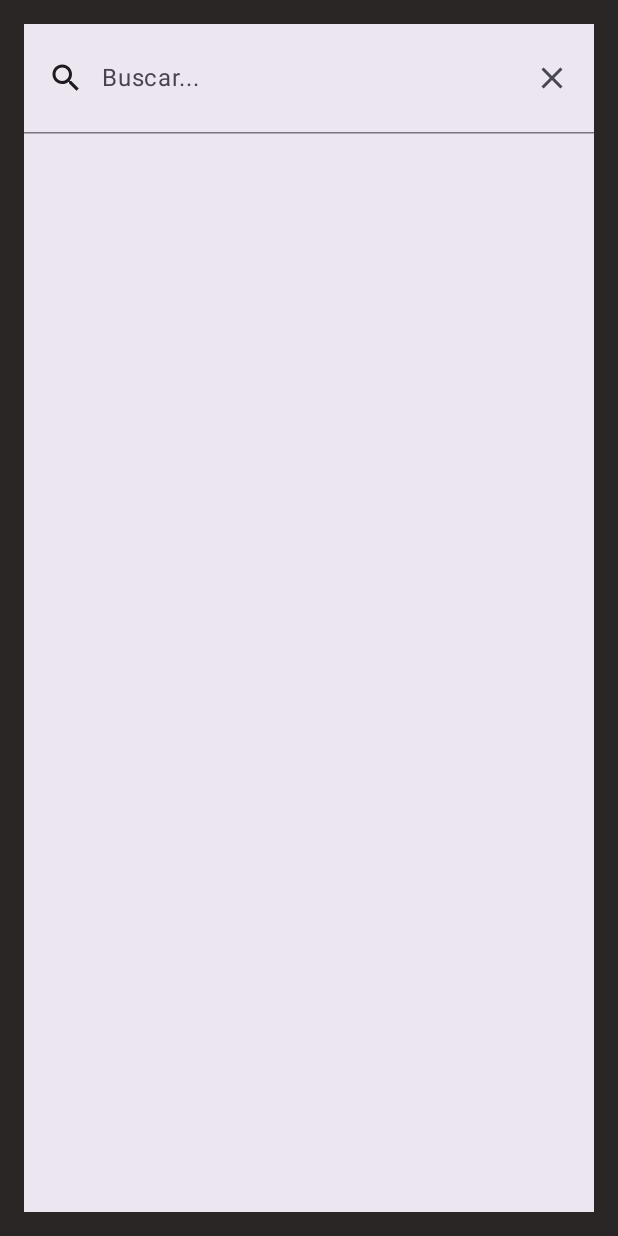
After one commit to cTapiaDev/clases_kotlin, an Android app built with Jetpack Compose: the SearchGameView screen opened through its navigation route, on a phone screen of 412 x 824 dp. The commit adds this screen. Run offline under Robolectric (Android 15) with nearby library versions, the phone set to English and light mode, and no system bars; our stand-ins replace Dagger/Hilt's generated code, paging; network calls fail; pictures from the network do not load; 1 statement that could not run was skipped.

Commit message:
buscador y paginacion

```diff
--- a/AppApi/app/src/main/java/cl/clases/appapi/data/ApiGames.kt
+++ b/AppApi/app/src/main/java/cl/clases/appapi/data/ApiGames.kt
@@ -7,6 +7,7 @@ import cl.clases.appapi.util.Constants.Companion.ENDPOINT
 import retrofit2.Response
 import retrofit2.http.GET
 import retrofit2.http.Path
+import retrofit2.http.Query
 
 interface ApiGames {
 
@@ -15,4 +16,10 @@ interface ApiGames {
 
     @GET("$ENDPOINT/{id}$API_KEY")
     suspend fun getGameById(@Path(value = "id") id: Int): Response<SingleGameModel>
+
+    @GET("$ENDPOINT/{name}$API_KEY")
+    suspend fun getGameById(@Path(value = "name") id: String): Response<SingleGameModel>
+
+    @GET(ENDPOINT + API_KEY)
+    suspend fun getGamesPaging(@Query("page") page: Int, @Query("page_size") pageSize: Int): GamesModel
 }
--- /dev/null
+++ b/AppApi/app/src/main/java/cl/clases/appapi/data/GamesDataSource.kt
@@ -0,0 +1,30 @@
+package cl.clases.appapi.data
+
+import androidx.paging.PagingSource
+import androidx.paging.PagingState
+import cl.clases.appapi.model.GameList
+import cl.clases.appapi.repository.GamesRepository
+
+class GamesDataSource(private val repository: GamesRepository): PagingSource<Int, GameList>() {
+    override fun getRefreshKey(state: PagingState<Int, GameList>): Int? {
+        return state.anchorPosition?.let { anchorPosition ->
+            val anchorPage = state.closestPageToPosition(anchorPosition)
+            anchorPage?.prevKey?.plus(1) ?: anchorPage?.nextKey?.minus(1)
+        }
+    }
+
+    override suspend fun load(params: LoadParams<Int>): LoadResult<Int, GameList> {
+        return try {
+            val nextPageNumber = params.key ?: 1
+            val response = repository.getGamesPaging(nextPageNumber, 3)
+            LoadResult.Page(
+                data = response.results,
+                prevKey = null,
+                nextKey = if (response.results.isNotEmpty()) nextPageNumber + 1 else null
+            )
+        } catch (e:Exception) {
+            LoadResult.Error(e)
+        }
+    }
+
+}
--- a/AppApi/app/src/main/java/cl/clases/appapi/navigation/NavManager.kt
+++ b/AppApi/app/src/main/java/cl/clases/appapi/navigation/NavManager.kt
@@ -8,6 +8,7 @@ import androidx.navigation.compose.rememberNavController
 import androidx.navigation.navArgument
 import cl.clases.appapi.view.DetailView
 import cl.clases.appapi.view.HomeView
+import cl.clases.appapi.view.SearchGameView
 import cl.clases.appapi.viewModel.GamesViewModel
 
 @Composable
@@ -17,11 +18,16 @@ fun NavManager(viewModel: GamesViewModel) {
         composable("Home") {
             HomeView(viewModel, navController)
         }
-        composable("Detail/{id}", arguments = listOf(
-            navArgument("id") { type = NavType.IntType }
+        composable("Detail/{id}/?{name}", arguments = listOf(
+            navArgument("id") { type = NavType.IntType },
+            navArgument("name") { type = NavType.StringType }
         )) {
             val id = it.arguments?.getInt("id") ?: 0
-            DetailView(viewModel, navController, id)
+            val name = it.arguments?.getString("name") ?: ""
+            DetailView(viewModel, navController, id, name)
+        }
+        composable("SearchGameView") {
+            SearchGameView(viewModel, navController)
         }
     }
 }
--- a/AppApi/app/src/main/java/cl/clases/appapi/repository/GamesRepository.kt
+++ b/AppApi/app/src/main/java/cl/clases/appapi/repository/GamesRepository.kt
@@ -2,7 +2,9 @@ package cl.clases.appapi.repository
 
 import cl.clases.appapi.data.ApiGames
 import cl.clases.appapi.model.GameList
+import cl.clases.appapi.model.GamesModel
 import cl.clases.appapi.model.SingleGameModel
+import kotlinx.coroutines.delay
 import javax.inject.Inject
 
 class GamesRepository @Inject constructor(private val apiGames: ApiGames) {
@@ -23,5 +25,20 @@ class GamesRepository @Inject constructor(private val apiGames: ApiGames) {
         return null
     }
 
+    suspend fun getGameByName(name: String): SingleGameModel? {
+        val response = apiGames.getGameById(name)
+        if (response.isSuccessful) {
+            return response.body()
+        }
+        return null
+    }
+
+    suspend fun getGamesPaging(page: Int, pageSize: Int): GamesModel {
+
+        delay(3000L)
+
+        return apiGames.getGamesPaging(page, pageSize)
+    }
+
 
 }
--- a/AppApi/app/src/main/java/cl/clases/appapi/view/HomeView.kt
+++ b/AppApi/app/src/main/java/cl/clases/appapi/view/HomeView.kt
@@ -7,21 +7,32 @@ import androidx.compose.foundation.background
 import androidx.compose.foundation.layout.Arrangement
 import androidx.compose.foundation.layout.Column
 import androidx.compose.foundation.layout.PaddingValues
+import androidx.compose.foundation.layout.fillMaxWidth
 import androidx.compose.foundation.layout.padding
 import androidx.compose.foundation.lazy.LazyColumn
 import androidx.compose.foundation.lazy.items
+import androidx.compose.foundation.text.KeyboardActions
+import androidx.compose.foundation.text.KeyboardOptions
 import androidx.compose.material3.Scaffold
 import androidx.compose.material3.Text
+import androidx.compose.material3.TextField
 import androidx.compose.runtime.Composable
 import androidx.compose.runtime.collectAsState
 import androidx.compose.runtime.getValue
+import androidx.compose.runtime.mutableStateOf
+import androidx.compose.runtime.remember
+import androidx.compose.runtime.setValue
 import androidx.compose.ui.Alignment
 import androidx.compose.ui.Modifier
 import androidx.compose.ui.graphics.Color
 import androidx.compose.ui.text.font.FontWeight
+import androidx.compose.ui.text.input.ImeAction
 import androidx.compose.ui.unit.dp
 import androidx.navigation.NavController
+import androidx.paging.LoadState
+import androidx.paging.compose.collectAsLazyPagingItems
 import cl.clases.appapi.components.CardGame
+import cl.clases.appapi.components.Loader
 import cl.clases.appapi.components.MainTopBar
 import cl.clases.appapi.ui.theme.customBlack
 import cl.clases.appapi.viewModel.GamesViewModel
@@ -32,7 +43,7 @@ fun HomeView(viewModel: GamesViewModel, navController: NavController) {
     Scaffold(
         topBar = {
             MainTopBar(title = "API GAMES", onClickBackButton = {}) {
-
+                navController.navigate("SearchGameView")
             }
         }
     ) {
@@ -58,8 +69,8 @@ fun ContentHomeView(
     viewModel: GamesViewModel,
     navController: NavController
 ) {
-
-    val games by viewModel.games.collectAsState()
+    var search by remember { mutableStateOf("") }
+    val gamesPage = viewModel.gamesPage.collectAsLazyPagingItems()
 
     Column(
         modifier = Modifier
@@ -67,13 +78,36 @@ fun ContentHomeView(
         verticalArrangement = Arrangement.Center,
         horizontalAlignment = Alignment.CenterHorizontally
     ) {
+
+        TextField(
+            value = search,
+            onValueChange = { search = it },
+            label = { Text(text = "Buscar") },
+            keyboardOptions = KeyboardOptions.Default.copy (
+                imeAction = ImeAction.Done
+            ),
+            keyboardActions = KeyboardActions(
+                onDone = {
+                    val zero = 0
+                    navController.navigate("Detail/${zero}/?${search}")
+                }
+            ),
+            modifier = Modifier
+                .fillMaxWidth()
+                .padding(horizontal = 10.dp)
+        )
+
+
         LazyColumn(
             modifier = Modifier
                 .background(customBlack)
         ) {
-            items(games) { item ->
+            items(gamesPage.itemCount) { index ->
+                val item = gamesPage[index]
+
+                if (item != null) {
                     CardGame(item) {
-                    navController.navigate("Detail/${item.id}")
+                        navController.navigate("Detail/${item.id}/?${search}")
                     }
                     Text(
                         text = item.name,
@@ -84,5 +118,26 @@ fun ContentHomeView(
                     )
                 }
             }
+            when (gamesPage.loadState.append) {
+                is LoadState.NotLoading -> Unit
+                LoadState.Loading -> {
+                    item {
+                        Column(
+                            modifier = Modifier
+                                .fillParentMaxSize(),
+                            horizontalAlignment = Alignment.CenterHorizontally,
+                            verticalArrangement = Arrangement.Center
+                        ) {
+                            Loader()
                         }
                     }
+                }
+                is LoadState.Error -> {
+                    item {
+                        Text(text = "Error al cargar los datos")
+                    }
+                }
+            }
+        }
+    }
+}
--- /dev/null
+++ b/AppApi/app/src/main/java/cl/clases/appapi/view/SearchGameView.kt
@@ -0,0 +1,85 @@
+package cl.clases.appapi.view
+
+import androidx.compose.foundation.background
+import androidx.compose.foundation.clickable
+import androidx.compose.foundation.layout.Column
+import androidx.compose.foundation.layout.fillMaxSize
+import androidx.compose.foundation.layout.fillMaxWidth
+import androidx.compose.foundation.layout.padding
+import androidx.compose.material.icons.Icons
+import androidx.compose.material.icons.filled.Close
+import androidx.compose.material.icons.filled.Search
+import androidx.compose.material3.ExperimentalMaterial3Api
+import androidx.compose.material3.Icon
+import androidx.compose.material3.SearchBar
+import androidx.compose.material3.Text
+import androidx.compose.runtime.Composable
+import androidx.compose.runtime.collectAsState
+import androidx.compose.runtime.getValue
+import androidx.compose.runtime.mutableStateOf
+import androidx.compose.runtime.remember
+import androidx.compose.runtime.setValue
+import androidx.compose.ui.Modifier
+import androidx.compose.ui.text.font.FontWeight
+import androidx.compose.ui.unit.dp
+import androidx.compose.ui.unit.sp
+import androidx.navigation.NavController
+import cl.clases.appapi.ui.theme.customBlack
+import cl.clases.appapi.viewModel.GamesViewModel
+
+@OptIn(ExperimentalMaterial3Api::class)
+@Composable
+fun SearchGameView(
+    viewModel: GamesViewModel,
+    navController: NavController
+) {
+    var query by remember { mutableStateOf("") }
+    var active by remember { mutableStateOf(false) }
+    val games by viewModel.games.collectAsState()
+
+    Column(
+        modifier = Modifier
+            .fillMaxSize()
+            .background(customBlack)
+    ) {
+        SearchBar(
+            query = query,
+            onQueryChange = { query = it },
+            onSearch = { active = false },
+            active = active,
+            onActiveChange = { active = it },
+            modifier = Modifier
+                .fillMaxWidth()
+                .padding(16.dp),
+            placeholder = { Text(text = "Buscar...") },
+            leadingIcon = {
+                Icon(
+                    Icons.Default.Search,
+                    ""
+                )
+            },
+            trailingIcon = {
+                Icon(
+                    Icons.Default.Close,
+                    "",
+                    modifier = Modifier
+                        .clickable{ navController.popBackStack() }
+                )
+            }
+        ) {
+            if (query.isNotEmpty()) {
+                val filterGames = games.filter { it.name.contains(query, ignoreCase = true) }
+                filterGames.forEach {
+                    Text(
+                        text = it.name,
+                        fontSize = 20.sp,
+                        fontWeight = FontWeight.Bold,
+                        modifier = Modifier
+                            .padding(bottom = 10.dp, start = 10.dp)
+                            .clickable { navController.navigate("Detail/${it.id}/?${it.name}") }
+                    )
+                }
+            }
+        }
+    }
+}
--- a/AppApi/app/src/main/java/cl/clases/appapi/viewModel/GamesViewModel.kt
+++ b/AppApi/app/src/main/java/cl/clases/appapi/viewModel/GamesViewModel.kt
@@ -6,6 +6,10 @@ import androidx.compose.runtime.mutableStateOf
 import androidx.compose.runtime.setValue
 import androidx.lifecycle.ViewModel
 import androidx.lifecycle.viewModelScope
+import androidx.paging.Pager
+import androidx.paging.PagingConfig
+import androidx.paging.cachedIn
+import cl.clases.appapi.data.GamesDataSource
 import cl.clases.appapi.model.GameList
 import cl.clases.appapi.repository.GamesRepository
 import cl.clases.appapi.state.GameState
@@ -49,6 +53,19 @@ class GamesViewModel @Inject constructor(private val repository: GamesRepository
         }
     }
 
+    fun getGameByName(name: String) {
+        viewModelScope.launch(Dispatchers.IO) {
+            val result = repository.getGameByName(name)
+            state = state.copy(
+                name = result?.name ?: "",
+                description_raw = result?.description_raw ?: "",
+                metacritic = result?.metacritic ?: 0,
+                website = result?.website ?: "",
+                background_image_additional = result?.background_image_additional ?: ""
+            )
+        }
+    }
+
     fun clean() {
         state = state.copy(
             name = "",
@@ -59,4 +76,8 @@ class GamesViewModel @Inject constructor(private val repository: GamesRepository
         )
     }
 
+    val gamesPage = Pager(PagingConfig(pageSize = 3)) {
+        GamesDataSource(repository)
+    }.flow.cachedIn(viewModelScope)
+
 }
```
Also changed, not shown: AppApi/app/build.gradle.kts (+7 -1 lines), AppApi/app/src/main/java/cl/clases/appapi/components/BodyComponents.kt (+58 -0 lines), AppApi/app/src/main/java/cl/clases/appapi/view/DetailView.kt (+9 -2 lines). Lines whose indentation alone changed are shown as unchanged.
